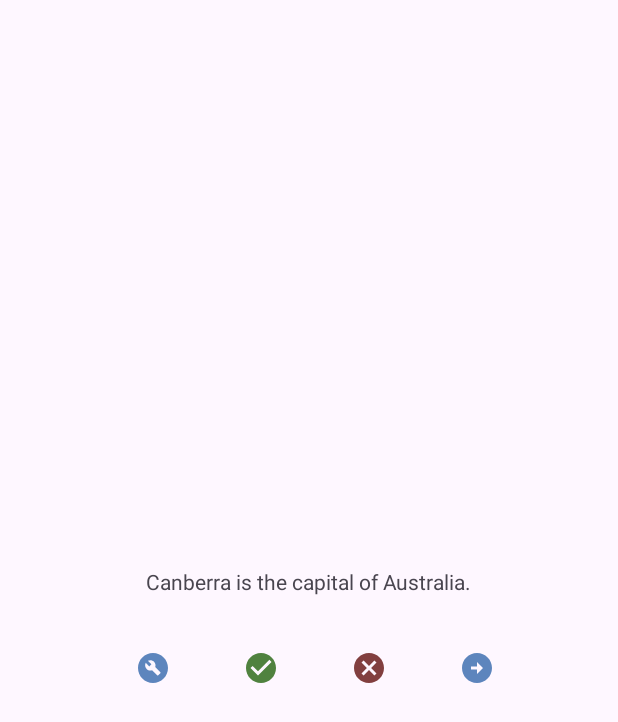
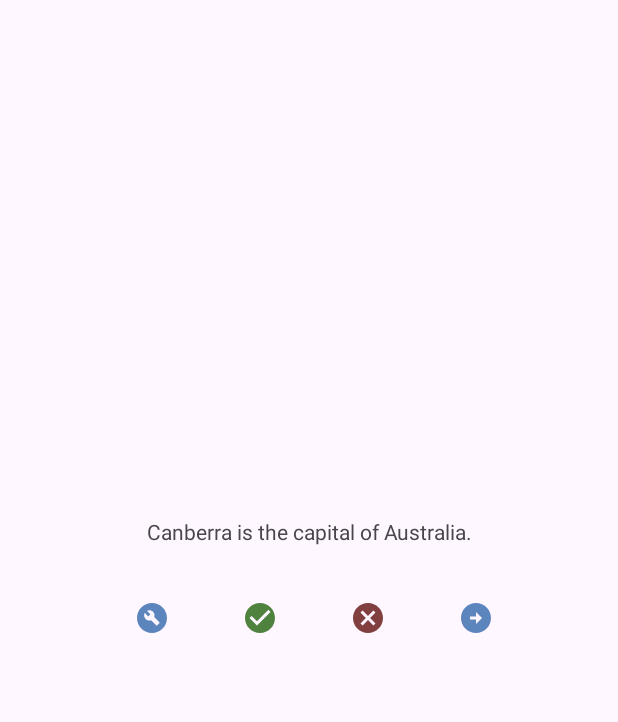
Before and after one commit to iampopovich/GeoQuiz, an Android app: the screen it shows after launch (QuizActivity), on a phone screen of 412 x 824 dp. Shown: the top 722 px of the screen. Run offline under Robolectric (Android 15) with nearby library versions, the phone set to English and light mode, and no system bars.

Commit message:
исправил отображение активности квиза
исправил отображение прыгающих контроллов при переносе текста
изменил макет с линейного на с ограничениями
центровку задал по блоку контроллов
текст отоюражаю с центровкой по блоку

```diff
--- a/app/src/main/res/layout/activity_main.xml
+++ b/app/src/main/res/layout/activity_main.xml
@@ -1,5 +1,6 @@
 <?xml version="1.0" encoding="utf-8"?>
-<LinearLayout xmlns:android="http://schemas.android.com/apk/res/android"
+<androidx.constraintlayout.widget.ConstraintLayout xmlns:android="http://schemas.android.com/apk/res/android"
+    xmlns:app="http://schemas.android.com/apk/res-auto"
     xmlns:tools="http://schemas.android.com/tools"
         android:layout_width="match_parent"
         android:layout_height="match_parent"
@@ -8,44 +9,53 @@
 
     <TextView
         android:id="@+id/question_text_view"
-            android:layout_width="wrap_content"
+        android:layout_width="match_parent"
         android:layout_height="wrap_content"
+        android:gravity="center"
         android:padding="24dp"
+        app:layout_constraintBottom_toTopOf="@+id/controls_layout"
+        app:layout_constraintEnd_toEndOf="parent"
+        app:layout_constraintStart_toStartOf="parent"
         tools:text="@string/question_australia" />
 
     <LinearLayout
         android:id="@+id/controls_layout"
         android:layout_width="wrap_content"
         android:layout_height="wrap_content"
+        android:gravity="center"
         android:orientation="horizontal"
-            android:gravity="center">
+        app:layout_constraintBottom_toBottomOf="parent"
+        app:layout_constraintEnd_toEndOf="parent"
+        app:layout_constraintHorizontal_bias="0.495"
+        app:layout_constraintStart_toStartOf="parent"
+        app:layout_constraintTop_toTopOf="parent">
 
         <ImageButton
+            android:id="@+id/cheat_button"
+            style="?android:attr/buttonBarButtonStyle"
             android:layout_width="wrap_content"
             android:layout_height="wrap_content"
-                android:id="@+id/cheat_button"
-                android:src="@drawable/baseline_build_circle_24"
-                style="?android:attr/buttonBarButtonStyle" />
+            android:src="@drawable/baseline_build_circle_24" />
 
         <ImageButton
             android:id="@+id/button_true"
+            style="?android:attr/buttonBarButtonStyle"
             android:layout_width="wrap_content"
             android:layout_height="wrap_content"
-                android:src="@drawable/baseline_check_circle_24"
-                style="?android:attr/buttonBarButtonStyle" />
+            android:src="@drawable/baseline_check_circle_24" />
 
         <ImageButton
             android:id="@+id/button_false"
+            style="?android:attr/buttonBarButtonStyle"
             android:layout_width="wrap_content"
             android:layout_height="wrap_content"
-                android:src="@drawable/baseline_cancel_24"
-                style="?android:attr/buttonBarButtonStyle" />
+            android:src="@drawable/baseline_cancel_24" />
 
         <ImageButton
             android:id="@+id/button_next"
+            style="?android:attr/buttonBarButtonStyle"
             android:layout_width="wrap_content"
             android:layout_height="wrap_content"
-                android:src="@drawable/baseline_arrow_circle_right_24"
-                style="?android:attr/buttonBarButtonStyle" />
+            android:src="@drawable/baseline_arrow_circle_right_24" />
     </LinearLayout>
-</LinearLayout>
+</androidx.constraintlayout.widget.ConstraintLayout>
```
Also changed, not shown: 3 other files. Lines whose indentation alone changed are shown as unchanged.
